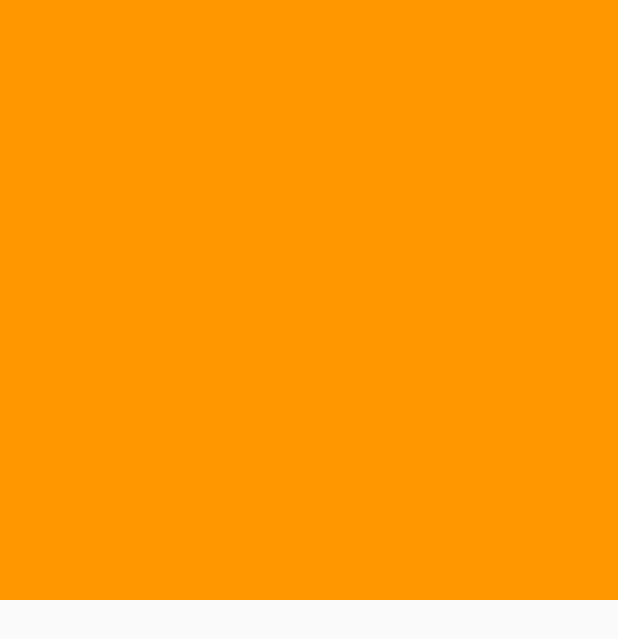
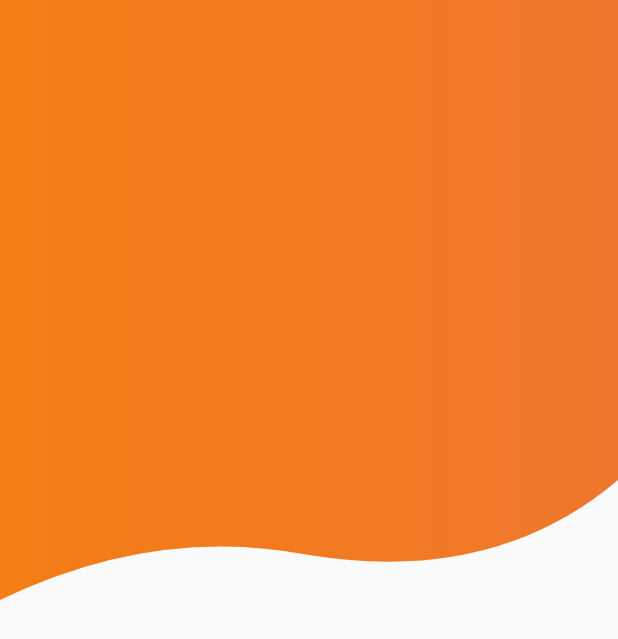
Before and after one commit to abyabrkal/flutter-flights, a Flutter app: the screen it shows after launch, on a phone screen of 412 x 824 dp. Shown: the top 639 px of the screen. Run offline on Flutter 3.47's test engine with Material 2 defaults, Android fonts, the phone set to English and light mode, and no system bars.

Commit message:
Bezier clip path completed and color changed to gradient

```diff
--- a/lib/CustomShapeClipper.dart
+++ b/lib/CustomShapeClipper.dart
@@ -5,6 +5,16 @@ class CustomShapeClipper extends CustomClipper<Path> {
   Path getClip(Size size) {
     final Path path = Path();
     path.lineTo(0, size.height);
+
+    //A bezier path for clipping
+    var firstEndPoint = Offset(size.width/2, size.height - 30);
+    var firstControlPoint = Offset(size.width/4, size.height - 50);
+    path.quadraticBezierTo(firstControlPoint.dx, firstControlPoint.dy, firstEndPoint.dx, firstEndPoint.dy);
+
+    var secondEndPoint = Offset(size.width, size.height - 80);
+    var secondControlPoint = Offset(size.width * 0.8, size.height - 10);
+    path.quadraticBezierTo(secondControlPoint.dx, secondControlPoint.dy, secondEndPoint.dx, secondEndPoint.dy);
+
     path.lineTo(size.width, size.height);
     path.lineTo(size.width, 0);
     path.close();
--- a/lib/main.dart
+++ b/lib/main.dart
@@ -6,6 +6,9 @@ void main() => runApp(MaterialApp(
   debugShowCheckedModeBanner: false,
   home: HomeScreen(),
 ));
+
+Color firstColor = Color(0xfff47d15);
+Color secondColor = Color(0xffef772c);
 
 class HomeScreen extends StatelessWidget {
   @override
@@ -34,7 +37,8 @@ class _HomeScreenTopPartState extends State<HomeScreenTopPart> {
           clipper: CustomShapeClipper(),
           child: Container(
             height: 400,
-            color: Colors.orange,
+            // color: Colors.orange,
+            decoration: BoxDecoration(gradient: LinearGradient(colors: [firstColor, secondColor])),
           ),
         )
       ],
```
